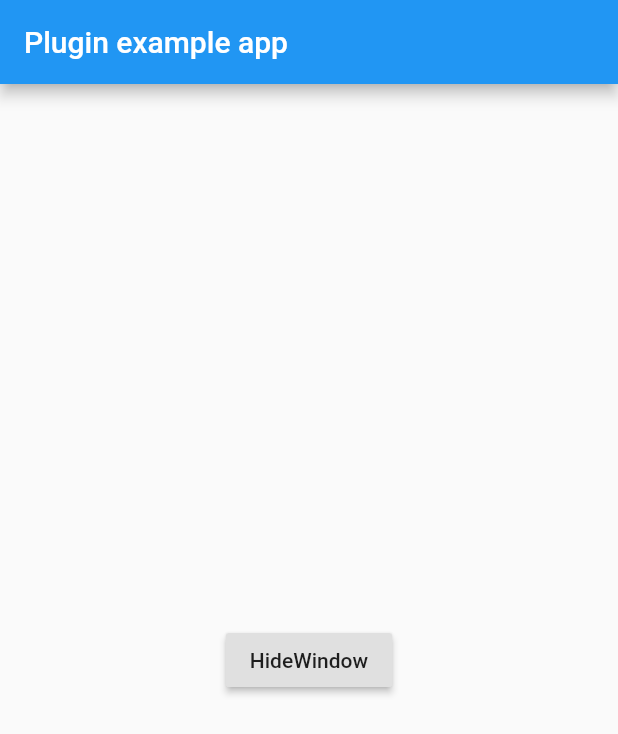
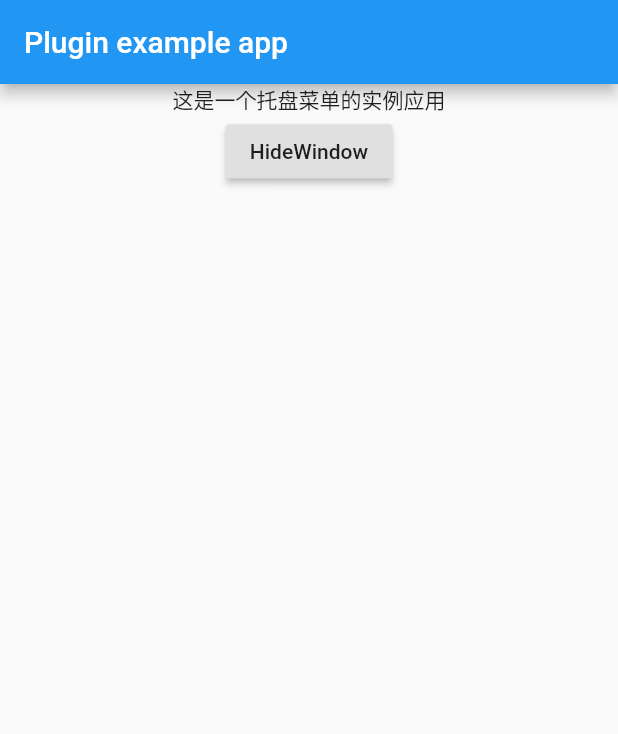
Before and after one commit to mapleafgo/go-flutter-systray, a Flutter app: the screen it shows after launch, on a phone screen of 412 x 824 dp. Shown: the top 734 px of the screen. Run offline on Flutter 3.47's test engine with Material 2 defaults, Android fonts, the phone set to English and light mode, and no system bars; missing offline and left inert: dart_json_mapper; statements that could not run were skipped.

Commit message:
实现托盘显示

```diff
--- a/example/lib/main.dart
+++ b/example/lib/main.dart
@@ -1,7 +1,16 @@
+import 'dart:typed_data';
+
+import 'package:dart_json_mapper/dart_json_mapper.dart';
 import 'package:flutter/material.dart';
+import 'package:flutter/services.dart';
 import 'package:go_flutter_systray/go_flutter_systray.dart';
+import 'package:go_flutter_systray/model/menu_item.dart';
+import 'main.mapper.g.dart' show initializeJsonMapper;
 
-void main() => runApp(MyApp());
+void main() {
+  initializeJsonMapper();
+  runApp(MyApp());
+}
 
 class MyApp extends StatefulWidget {
   @override
@@ -10,6 +19,35 @@ class MyApp extends StatefulWidget {
 
 class _MyAppState extends State<MyApp> {
   @override
+  void initState() {
+    super.initState();
+    GoFlutterSystray.initSystray();
+    rootBundle
+        .load("assets/icon.ico")
+        .then((file) => Uint8List.view(file.buffer))
+        .then((icon) async {
+      var menu = MenuItem.main(
+        icon: icon,
+        title: "GoFlutterSystray",
+        tooltip: "GoFlutterSystray",
+        child: [
+          MenuItem(key: "showWindow", title: "Show", tooltip: "Show"),
+          MenuItem(key: "quit", title: "退出", tooltip: "退出"),
+        ],
+      );
+      await GoFlutterSystray.runSystray(menu: menu, exitMethod: "quit");
+      GoFlutterSystray.registerCallBack(
+        "showWindow",
+        () => GoFlutterSystray.showWindow(),
+      );
+      GoFlutterSystray.registerCallBack(
+        "quit",
+        () => GoFlutterSystray.quit(),
+      );
+    });
+  }
+
+  @override
   Widget build(BuildContext context) {
     return MaterialApp(
       home: Scaffold(
@@ -17,9 +55,14 @@ class _MyAppState extends State<MyApp> {
           title: const Text('Plugin example app'),
         ),
         body: Center(
-          child: RaisedButton(
-            child: Text("HideWindow"),
-            onPressed: GoFlutterSystray.hideWindow,
+          child: Column(
+            children: [
+              Text("这是一个托盘菜单的实例应用"),
+              RaisedButton(
+                child: Text("HideWindow"),
+                onPressed: GoFlutterSystray.hideWindow,
+              ),
+            ],
           ),
         ),
       ),
--- a/lib/go_flutter_systray.dart
+++ b/lib/go_flutter_systray.dart
@@ -10,11 +10,26 @@ import 'package:dart_json_mapper/dart_json_mapper.dart';
 import 'package:flutter/material.dart';
 import 'package:flutter/services.dart';
 
-import 'model/menu_item_bean.dart';
+import 'model/menu_item.dart';
 
 class GoFlutterSystray {
   static const MethodChannel _channel =
       const MethodChannel('go_flutter_systray');
+  static final Map<String, Function> _callHanders = {};
+
+  static void registerCallBack(String name, Function callback) =>
+      _callHanders[name] = callback;
+
+  static void removeCallBack(String name) => _callHanders.remove(name);
+
+  static void initSystray() {
+    _channel.setMethodCallHandler((MethodCall call) async {
+      print("调用了${call.method}");
+      if (_callHanders.containsKey(call.method)) {
+        _callHanders[call.method]();
+      }
+    });
+  }
 
   static Future<void> hideWindow() => _channel.invokeMethod('hideWindow');
 
@@ -23,11 +38,14 @@ class GoFlutterSystray {
   static Future<void> runSystray({
     @required MenuItem menu,
     @required String exitMethod,
-  }) =>
-      _channel.invokeMethod(
-        'runSystray',
-        [JsonMapper.serialize(menu), exitMethod],
-      );
+  }) {
+    return _channel.invokeMethod(
+      'runSystray',
+      [JsonMapper.serialize(menu), exitMethod],
+    );
+  }
+
+  static Future<void> quit() => _channel.invokeMethod('quit');
 
   static Future<void> setIcon({
     @required String key,
--- /dev/null
+++ b/lib/model/menu_item.dart
@@ -0,0 +1,83 @@
+import 'dart:typed_data';
+
+import 'package:dart_json_mapper/dart_json_mapper.dart';
+import 'package:flutter/material.dart';
+import 'package:go_flutter_systray/go_flutter_systray.dart';
+
+import '../go_flutter_systray.dart';
+
+@JsonSerializable()
+class MenuItem {
+  String key;
+  Uint8List _icon;
+  String _title;
+  String _tooltip;
+  List<MenuItem> child;
+
+  MenuItem({
+    @required String key,
+    Uint8List icon,
+    String title,
+    String tooltip,
+    List<MenuItem> child,
+  }) {
+    this.key = key;
+    this.child = child;
+    _icon = icon;
+    _title = title;
+    _tooltip = tooltip;
+  }
+
+  factory MenuItem.main({
+    @required Uint8List icon,
+    @required List<MenuItem> child,
+    String title,
+    String tooltip,
+  }) =>
+      MenuItem(
+        key: "main",
+        icon: icon,
+        child: child,
+        title: title,
+        tooltip: tooltip,
+      );
+
+  factory MenuItem.separator() => MenuItem(key: "");
+
+  set icon(Uint8List iconBytes) {
+    GoFlutterSystray.setIcon(key: key, iconBytes: iconBytes);
+    _icon = iconBytes;
+  }
+
+  get icon => _icon;
+
+  set title(String titleStr) {
+    GoFlutterSystray.setTitle(key: key, title: titleStr);
+    _title = titleStr;
+  }
+
+  get title => _title;
+
+  set tooltip(String tooltipStr) {
+    GoFlutterSystray.setTooltip(key: key, tooltip: tooltip);
+    _tooltip = tooltipStr;
+  }
+
+  get tooltip => _tooltip;
+
+  Future<void> check() => GoFlutterSystray.itemCheck(key);
+
+  Future<void> uncheck() => GoFlutterSystray.itemUncheck(key);
+
+  Future<bool> checked() => GoFlutterSystray.itemChecked(key);
+
+  Future<void> disable() => GoFlutterSystray.itemDisable(key);
+
+  Future<void> enable() => GoFlutterSystray.itemEnable(key);
+
+  Future<bool> disabled() => GoFlutterSystray.itemDisabled(key);
+
+  Future<void> hide() => GoFlutterSystray.itemHide(key);
+
+  Future<void> show() => GoFlutterSystray.itemShow(key);
+}
--- a/lib/model/menu_item_bean.dart
+++ /dev/null
@@ -1,42 +0,0 @@
-import 'dart:typed_data';
-
-import 'package:dart_json_mapper/dart_json_mapper.dart';
-import 'package:go_flutter_systray/go_flutter_systray.dart';
-
-@JsonSerializable()
-class MenuItem {
-  String key;
-  Uint8List _icon;
-  String _title;
-  String _tooltip;
-  List<MenuItem> child;
-
-  MenuItem({icon, title, tooltip}) {
-    _icon = icon;
-    _title = title;
-    _tooltip = tooltip;
-  }
-
-  factory MenuItem.separator() => MenuItem();
-
-  set icon(Uint8List iconBytes) {
-    GoFlutterSystray.setIcon(key: key, iconBytes: iconBytes);
-    _icon = iconBytes;
-  }
-
-  get icon => _icon;
-
-  set title(String titleStr) {
-    GoFlutterSystray.setTitle(key: key, title: titleStr);
-    _title = titleStr;
-  }
-
-  get title => _title;
-
-  set tooltip(String tooltipStr) {
-    GoFlutterSystray.setTooltip(key: key, tooltip: tooltip);
-    _tooltip = tooltipStr;
-  }
-
-  get tooltip => _tooltip;
-}
```
Also changed, not shown: example/build.yaml (added, +13 -0 lines), example/pubspec.yaml (+5 -8 lines), example/pubspec.lock, 4 other files.
